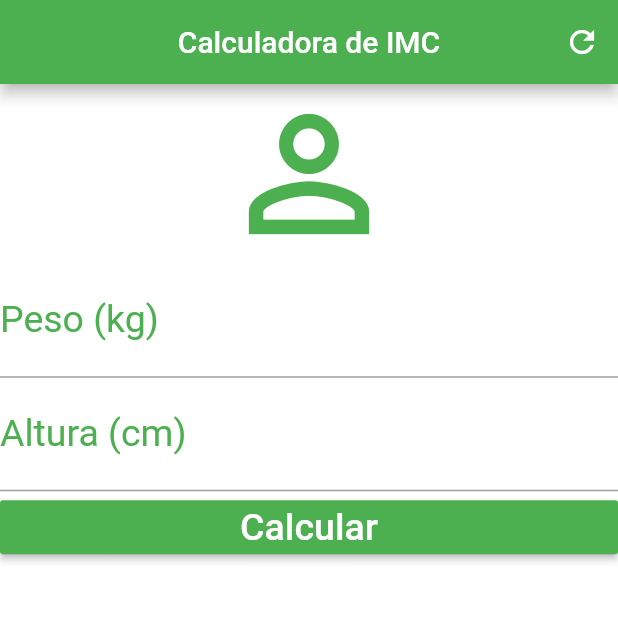
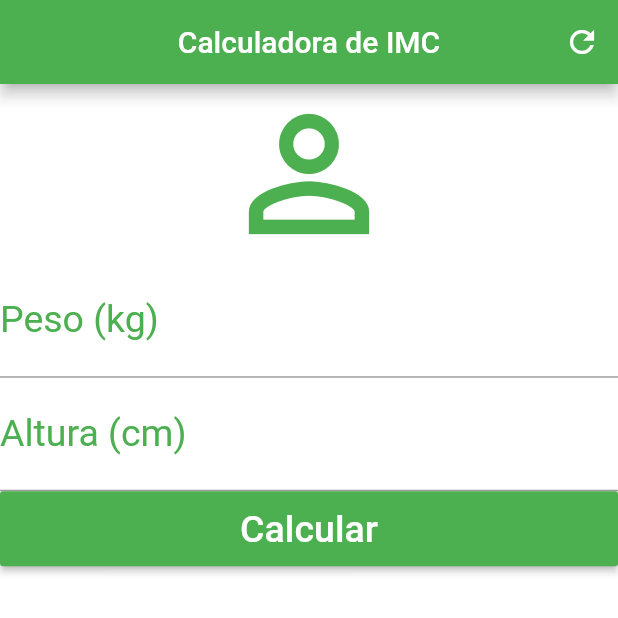
Before and after one commit to leonardovasconcelos/flutter_calculo_imc, a Flutter app: the screen it shows after launch, on a phone screen of 412 x 824 dp, the top half of it. Run offline on Flutter 3.47's test engine with Material 2 defaults, Android fonts, the phone set to English and light mode, and no system bars.

Commit message:
Formatando a altura do botão

```diff
--- a/lib/main.dart
+++ b/lib/main.dart
@@ -54,11 +54,14 @@ class _HomeState extends State<Home> {
             textAlign: TextAlign.center,
             style: TextStyle(color: Colors.green, fontSize: 25.0),
           ),
-          RaisedButton(
-            onPressed: (){},
-            child: Text("Calcular", style: TextStyle(color: Colors.white, fontSize: 25.0),),
-            color: Colors.green,
+          Container(
+            height: 50.0,
+            child: RaisedButton(
+              onPressed: (){},
+              child: Text("Calcular", style: TextStyle(color: Colors.white, fontSize: 25.0),),
+              color: Colors.green,
 
+            ),
           )
         ],
       ),
```
